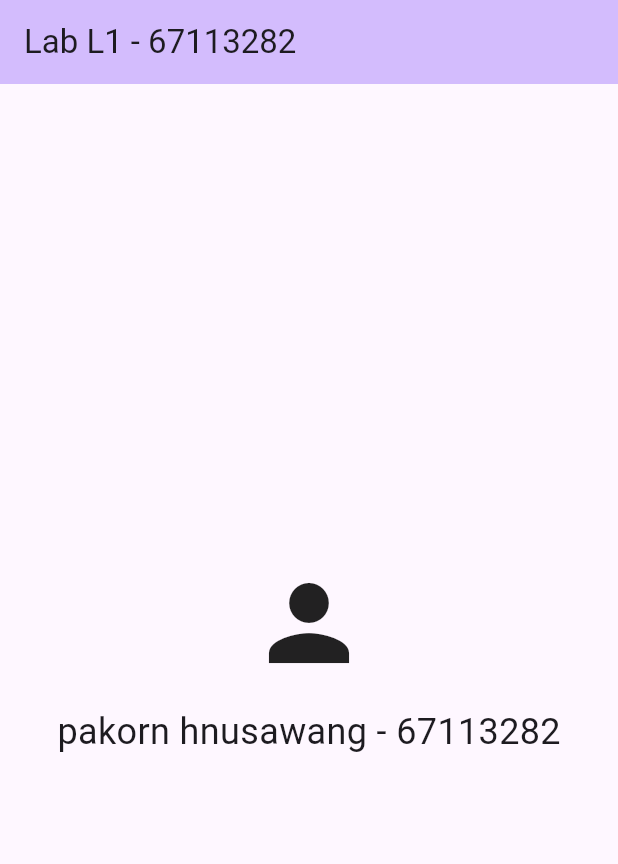
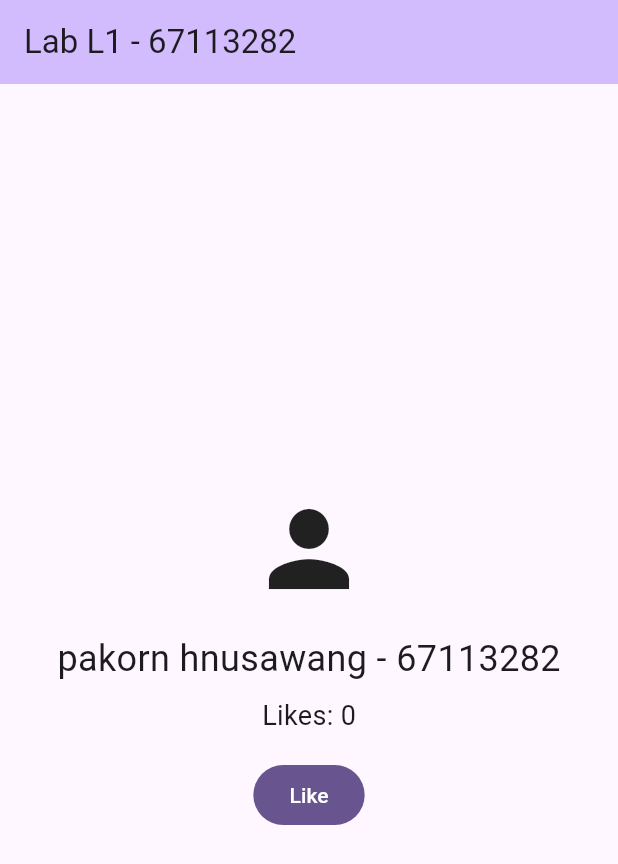
Before and after one commit to preammy2021/lab01_profile, a Flutter app: the screen it shows after launch, on a phone screen of 412 x 824 dp. Shown: the top 864 px of the screen. Run offline on Flutter 3.47's test engine with Material 3 defaults, Android fonts, the phone set to English and light mode, and no system bars.

Commit message:
Convert HomePage to StatefulWidget with Like button

```diff
--- a/lib/main.dart
+++ b/lib/main.dart
@@ -19,8 +19,21 @@ class MyApp extends StatelessWidget {
   }
 }
 
-class HomePage extends StatelessWidget {
+class HomePage extends StatefulWidget {
   const HomePage({super.key});
+
+  @override
+  State<HomePage> createState() => _HomePageState();
+}
+
+class _HomePageState extends State<HomePage> {
+  int _likes = 0;
+
+  void _incrementLikes() {
+    setState(() {
+      _likes++;
+    });
+  }
 
   @override
   Widget build(BuildContext context) {
@@ -29,15 +42,25 @@ class HomePage extends StatelessWidget {
         backgroundColor: Theme.of(context).colorScheme.inversePrimary,
         title: const Text('Lab L1 - 67113282'),
       ),
-      body: const Center(
+      body: Center(
         child: Column(
           mainAxisAlignment: MainAxisAlignment.center,
           children: [
-            Icon(Icons.person, size: 80),
-            SizedBox(height: 16),
-            Text(
+            const Icon(Icons.person, size: 80),
+            const SizedBox(height: 16),
+            const Text(
               'pakorn hnusawang - 67113282',
               style: TextStyle(fontSize: 24),
+            ),
+            const SizedBox(height: 8),
+            Text(
+              'Likes: $_likes',
+              style: const TextStyle(fontSize: 18),
+            ),
+            const SizedBox(height: 16),
+            FilledButton(
+              onPressed: _incrementLikes,
+              child: const Text('Like'),
             ),
           ],
         ),
```
